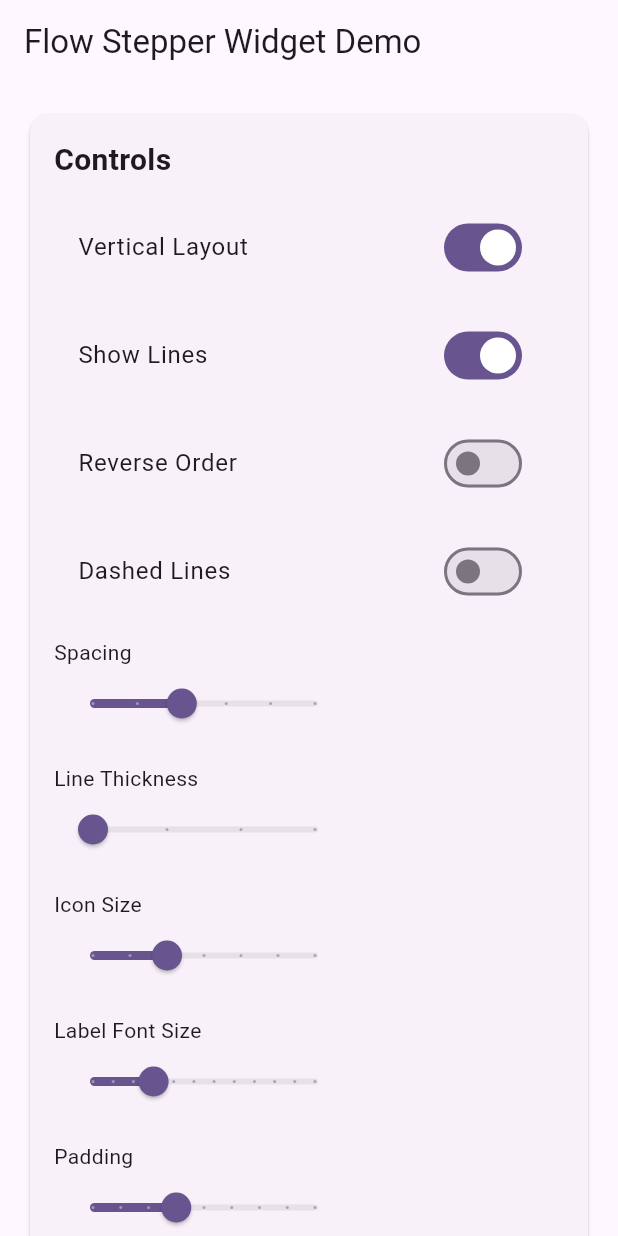
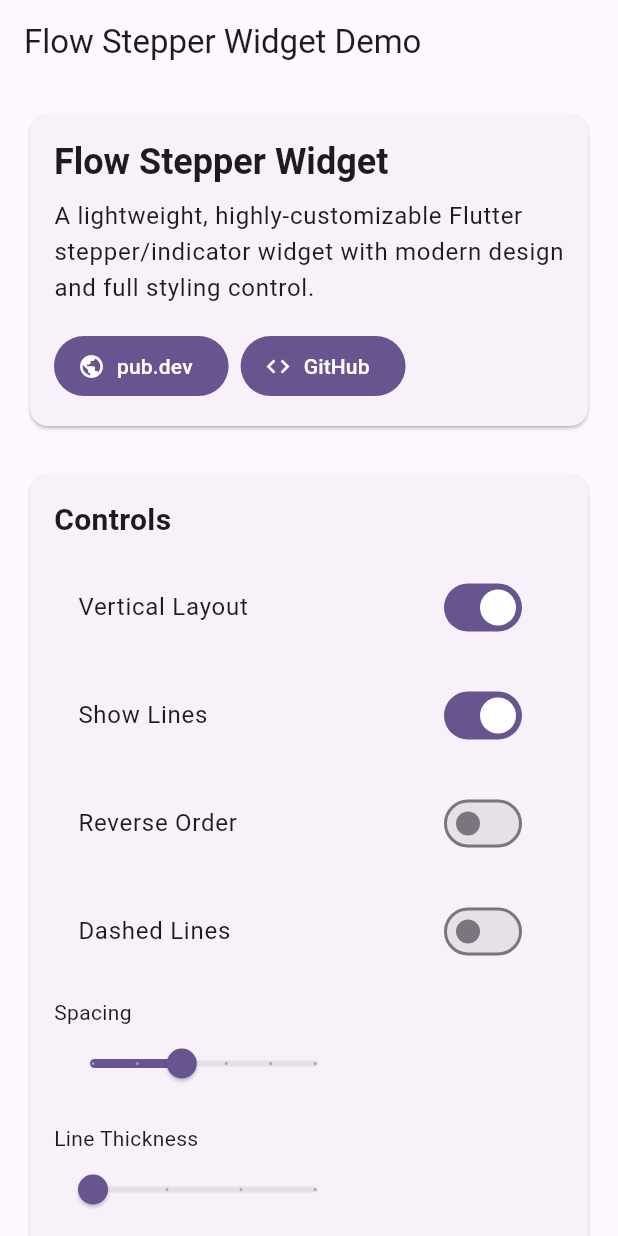
Before and after one commit to danial2026/flow_stepper_widget, a Flutter app: the screen it shows after launch, on a phone screen of 412 x 824 dp. Run offline on Flutter 3.47's test engine with Material 3 defaults, Android fonts, the phone set to English and light mode, and no system bars.

Commit message:
Add url_launcher dependency and implement URL launching feature
- Added url_launcher package to pubspec.yaml for external URL handling.
- Implemented _launchUrl method in main.dart to open URLs in an external application.
- Enhanced the UI with a new card displaying package information and buttons linking to pub.dev and GitHub.

```diff
--- a/example/lib/main.dart
+++ b/example/lib/main.dart
@@ -1,5 +1,6 @@
 import 'package:flutter/material.dart';
 import 'package:flow_stepper_widget/flow_stepper_widget.dart';
+import 'package:url_launcher/url_launcher.dart';
 import 'mock_events.dart';
 
 void main() {
@@ -80,6 +81,16 @@ class _MyHomePageState extends State<MyHomePage> {
     );
   }
 
+
+  Future<void> _launchUrl(String url) async {
+    if (!await launchUrl(
+      Uri.parse(url),
+      mode: LaunchMode.externalApplication,
+    )) {
+      throw Exception('Could not launch $url');
+    }
+  }
+
   @override
   Widget build(BuildContext context) {
     return Scaffold(
@@ -91,6 +102,45 @@ class _MyHomePageState extends State<MyHomePage> {
         child: Column(
           crossAxisAlignment: CrossAxisAlignment.start,
           children: [
+            // Package info
+            Card(
+              child: Padding(
+                padding: const EdgeInsets.all(16),
+                child: Column(
+                  crossAxisAlignment: CrossAxisAlignment.start,
+                  children: [
+                    Text(
+                      'Flow Stepper Widget',
+                      style: Theme.of(context).textTheme.headlineSmall?.copyWith(
+                        fontWeight: FontWeight.bold,
+                      ),
+                    ),
+                    const SizedBox(height: 8),
+                    Text(
+                      'A lightweight, highly-customizable Flutter stepper/indicator widget with modern design and full styling control.',
+                      style: Theme.of(context).textTheme.bodyLarge,
+                    ),
+                    const SizedBox(height: 16),
+                    Row(
+                      children: [
+                        FilledButton.icon(
+                          onPressed: () => _launchUrl('https://pub.dev/packages/flow_stepper_widget'),
+                          icon: const Icon(Icons.public),
+                          label: const Text('pub.dev'),
+                        ),
+                        const SizedBox(width: 8),
+                        FilledButton.icon(
+                          onPressed: () => _launchUrl('https://github.com/danial2026/flow_stepper_widget'),
+                          icon: const Icon(Icons.code),
+                          label: const Text('GitHub'),
+                        ),
+                      ],
+                    ),
+                  ],
+                ),
+              ),
+            ),
+            const SizedBox(height: 24),
             // Controls
             Card(
               child: Padding(
--- a/example/pubspec.yaml
+++ b/example/pubspec.yaml
@@ -11,6 +11,7 @@ dependencies:
     sdk: flutter
   flow_stepper_widget:
     path: ../
+  url_launcher: ^6.3.1
 
 dev_dependencies:
   flutter_test:
```
